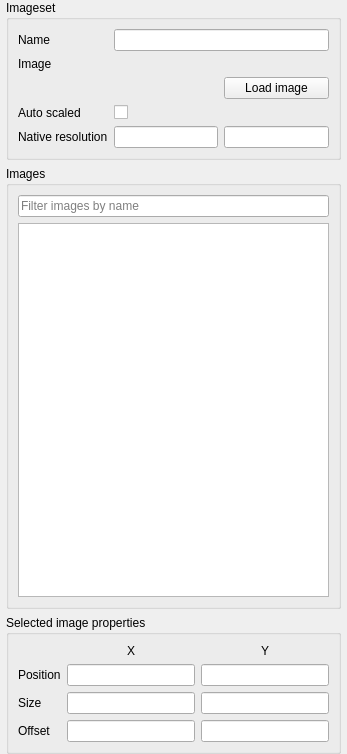
The window that ui/imageseteditor/DockWidget.ui (timbaker/ceed) describes before a commit, drawn with Qt 5.
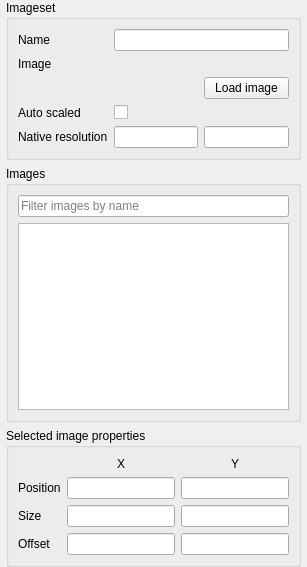
The same window after the commit. Custom widgets are drawn as their Qt base class.

```diff
--- a/ui/imageseteditor/DockWidget.ui
+++ b/ui/imageseteditor/DockWidget.ui
@@ -6,14 +6,14 @@
    <rect>
     <x>0</x>
     <y>0</y>
-    <width>347</width>
-    <height>754</height>
+    <width>220</width>
+    <height>567</height>
    </rect>
   </property>
   <property name="minimumSize">
    <size>
-    <width>347</width>
-    <height>463</height>
+    <width>220</width>
+    <height>560</height>
    </size>
   </property>
   <property name="windowTitle">
```
